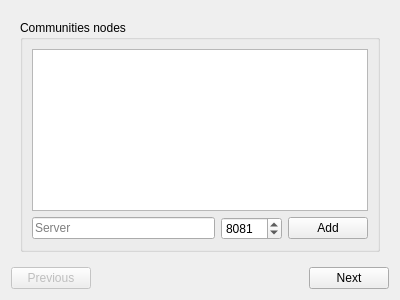
duniter/sakia, file res/ui/community_cfg.ui: the form before one commit.
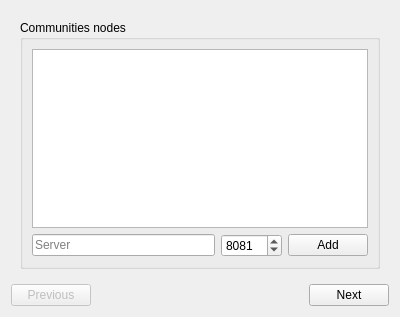
The form after the commit. The open tabs and pages were chosen to show the change. Icons and pictures are not drawn.

```diff
--- a/res/ui/community_cfg.ui
+++ b/res/ui/community_cfg.ui
@@ -7,7 +7,7 @@
     <x>0</x>
     <y>0</y>
     <width>400</width>
-    <height>300</height>
+    <height>317</height>
    </rect>
   </property>
   <property name="contextMenuPolicy">
@@ -184,10 +184,13 @@
             <item>
              <widget class="QSpinBox" name="spinbox_add_port">
               <property name="minimum">
-               <number>1025</number>
+               <number>0</number>
               </property>
               <property name="maximum">
-               <number>99999</number>
+               <number>65535</number>
+              </property>
+              <property name="singleStep">
+               <number>1</number>
               </property>
               <property name="value">
                <number>8081</number>
```
Left out of the diff: 2 changed lines with no effect on the pictures.
